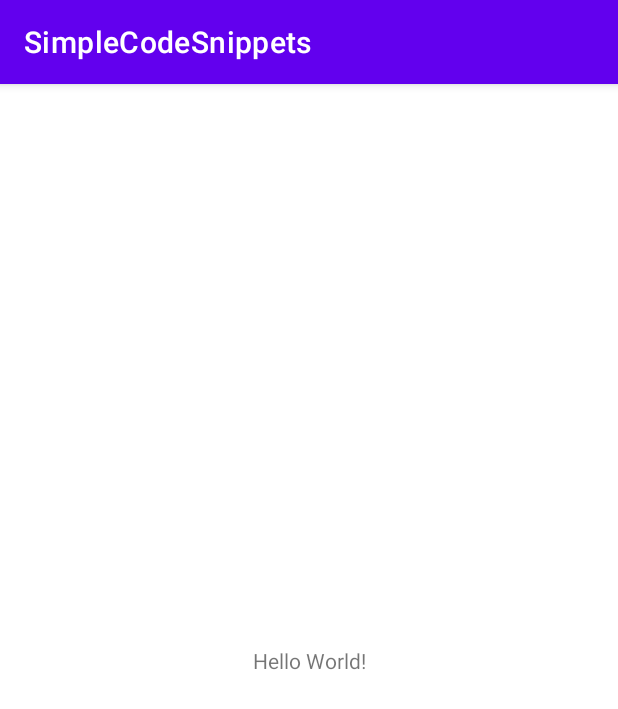
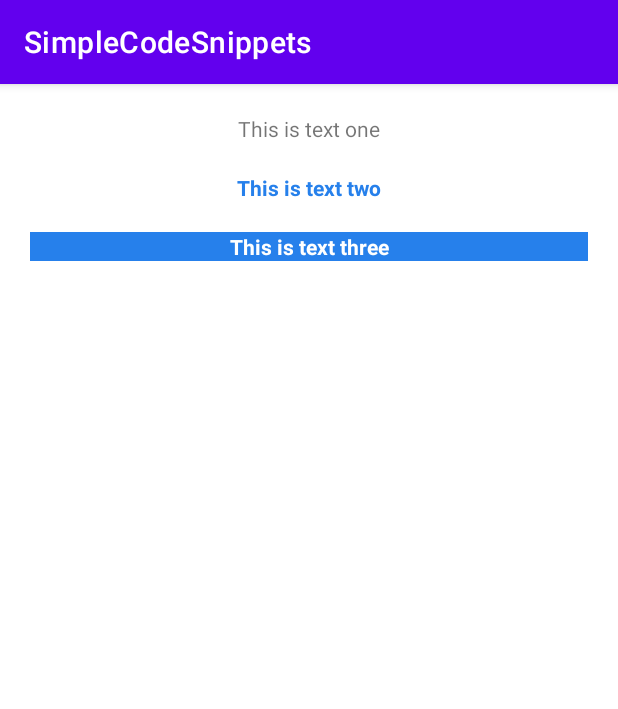
Before and after one commit to web-dot/AND-SimpleSnippets, an Android app: the screen it shows after launch (MainActivity), on a phone screen of 412 x 824 dp. Shown: the top 709 px of the screen. Run offline under Robolectric (Android 15) with nearby library versions, the phone set to English and light mode, and no system bars.

Commit message:
text view test

```diff
--- a/app/src/main/java/com/example/simplecodesnippets/MainActivity.kt
+++ b/app/src/main/java/com/example/simplecodesnippets/MainActivity.kt
@@ -2,10 +2,44 @@ package com.example.simplecodesnippets
 
 import androidx.appcompat.app.AppCompatActivity
 import android.os.Bundle
+import android.view.View
+import android.widget.TextView
+import android.widget.Toast
 
 class MainActivity : AppCompatActivity() {
     override fun onCreate(savedInstanceState: Bundle?) {
         super.onCreate(savedInstanceState)
         setContentView(R.layout.activity_main)
+
+        // snippet 1(TextView test)
+        val textView1: TextView = findViewById(R.id.textView_one)
+        val textView2: TextView = findViewById(R.id.textView_two)
+        val textView3: TextView = findViewById(R.id.textView_three)
+
+        /**
+        textView1.setOnClickListener(object : View.OnClickListener {
+            override fun onClick(v: View?) {
+                val toast = Toast.makeText(this@MainActivity, "first", Toast.LENGTH_SHORT)
+                toast.show()
+            }
+        })
+        */
+        // the above code can be written using a lambda expression as below
+        textView1.setOnClickListener{
+            val toast = Toast.makeText(this, "This is the first text", Toast.LENGTH_SHORT)
+            toast.show()
+        }
+
+        textView2.setOnClickListener{
+            val toast = Toast.makeText(this, "This is the second text", Toast.LENGTH_SHORT)
+            toast.show()
+        }
+
+        textView3.setOnClickListener{
+            textView3.setText("Hello from HelpDesk")
+        }
+
+
+
     }
 }
--- a/app/src/main/res/layout/activity_main.xml
+++ b/app/src/main/res/layout/activity_main.xml
@@ -7,12 +7,38 @@
     tools:context=".MainActivity">
 
     <TextView
-        android:layout_width="wrap_content"
+        android:id="@+id/textView_one"
+        android:layout_width="match_parent"
         android:layout_height="wrap_content"
-        android:text="Hello World!"
-        app:layout_constraintBottom_toBottomOf="parent"
-        app:layout_constraintLeft_toLeftOf="parent"
-        app:layout_constraintRight_toRightOf="parent"
-        app:layout_constraintTop_toTopOf="parent" />
+        android:layout_margin="20dp"
+        android:gravity="center"
+        android:text="This is text one"
+        app:layout_constraintTop_toTopOf="parent"
+        tools:layout_editor_absoluteX="16dp" />
+
+    <TextView
+        android:id="@+id/textView_two"
+        android:layout_width="match_parent"
+        android:layout_height="wrap_content"
+        android:layout_margin="20dp"
+        android:gravity="center"
+        android:text="This is text two"
+        android:textColor="#2680EB"
+        android:textStyle="bold"
+        app:layout_constraintTop_toBottomOf="@+id/textView_one"
+        tools:layout_editor_absoluteX="20dp" />
+
+    <TextView
+        android:id="@+id/textView_three"
+        android:layout_width="match_parent"
+        android:layout_height="wrap_content"
+        android:layout_margin="20dp"
+        android:background="#2680EB"
+        android:gravity="center"
+        android:text="This is text three"
+        android:textColor="#ffffff"
+        android:textStyle="bold"
+        app:layout_constraintTop_toBottomOf="@+id/textView_two"
+        tools:layout_editor_absoluteX="6dp" />
 
 </androidx.constraintlayout.widget.ConstraintLayout>
```
